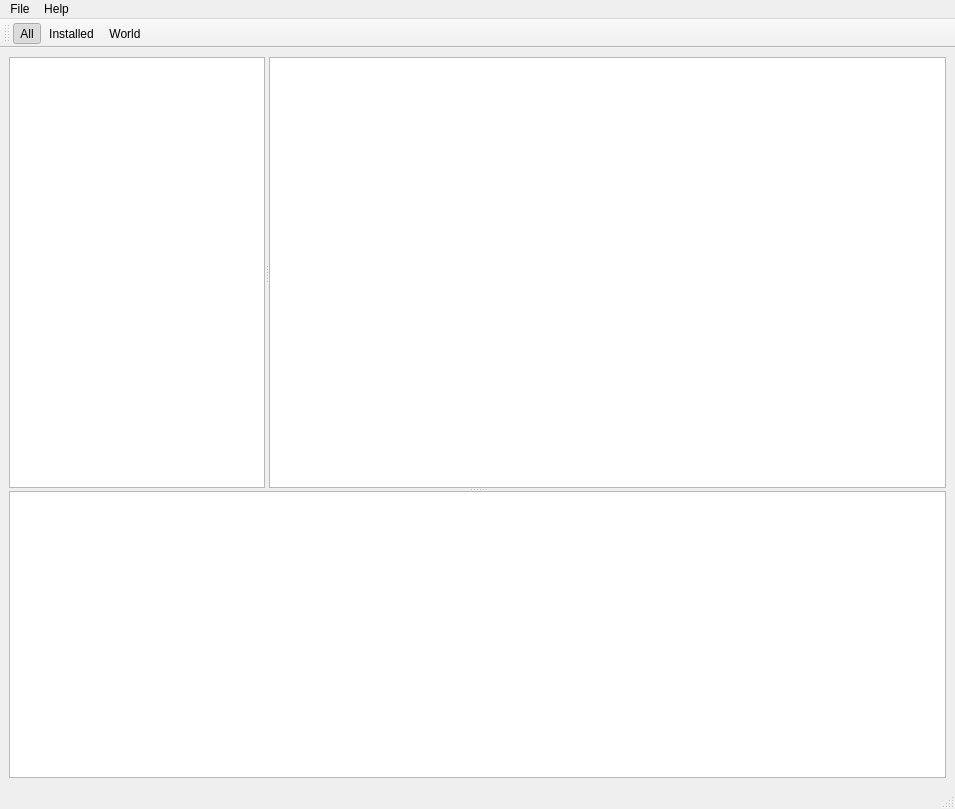
The window that vizzyix/mainwindow.ui (wwjjbb/vizzyix) describes before a commit, drawn with Qt 5.
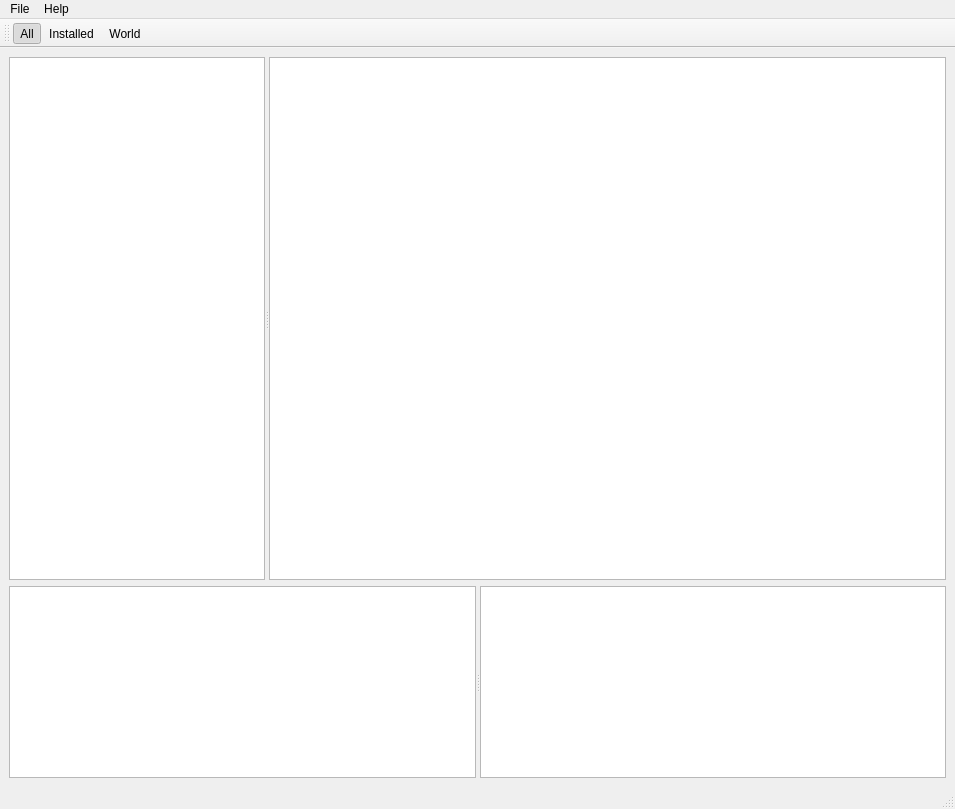
The same window after the commit. Icons and pictures are not drawn.

Commit message:
Restructured user interface, with separate dialog for ebuild details
- added function headers, which led to reviewing and tidying up
- switched to own HTML builder
- a bit more consistent with logging
- added clang format to try and get layout under control
- removed some unused or irrelevant functions
- renamed some oddly named items
- reordered some cpp files to match order of declaration in headers

```diff
--- a/vizzyix/mainwindow.ui
+++ b/vizzyix/mainwindow.ui
@@ -20,13 +20,6 @@
   <widget class="QWidget" name="centralwidget">
    <layout class="QVBoxLayout" name="verticalLayout">
     <item>
-     <widget class="QSplitter" name="verticalSplitter">
-      <property name="orientation">
-       <enum>Qt::Vertical</enum>
-      </property>
-      <property name="handleWidth">
-       <number>3</number>
-      </property>
       <widget class="QSplitter" name="horizontalSplitter">
        <property name="sizePolicy">
         <sizepolicy hsizetype="Expanding" vsizetype="Expanding">
@@ -87,6 +80,12 @@
         </attribute>
        </widget>
       </widget>
+    </item>
+    <item>
+     <widget class="QSplitter" name="splitter">
+      <property name="orientation">
+       <enum>Qt::Orientation::Horizontal</enum>
+      </property>
       <widget class="QTextBrowser" name="packageDescription">
        <property name="sizePolicy">
         <sizepolicy hsizetype="Expanding" vsizetype="Expanding">
@@ -101,6 +100,14 @@
         <bool>true</bool>
        </property>
       </widget>
+      <widget class="QTableView" name="ebuildList">
+       <property name="selectionMode">
+        <enum>QAbstractItemView::SelectionMode::SingleSelection</enum>
+       </property>
+       <property name="selectionBehavior">
+        <enum>QAbstractItemView::SelectionBehavior::SelectRows</enum>
+       </property>
+      </widget>
      </widget>
     </item>
    </layout>
```
Left out of the diff: 28 changed lines with no effect on the pictures. Lines whose indentation alone changed are shown as unchanged. The commit also changes 46 other files.
